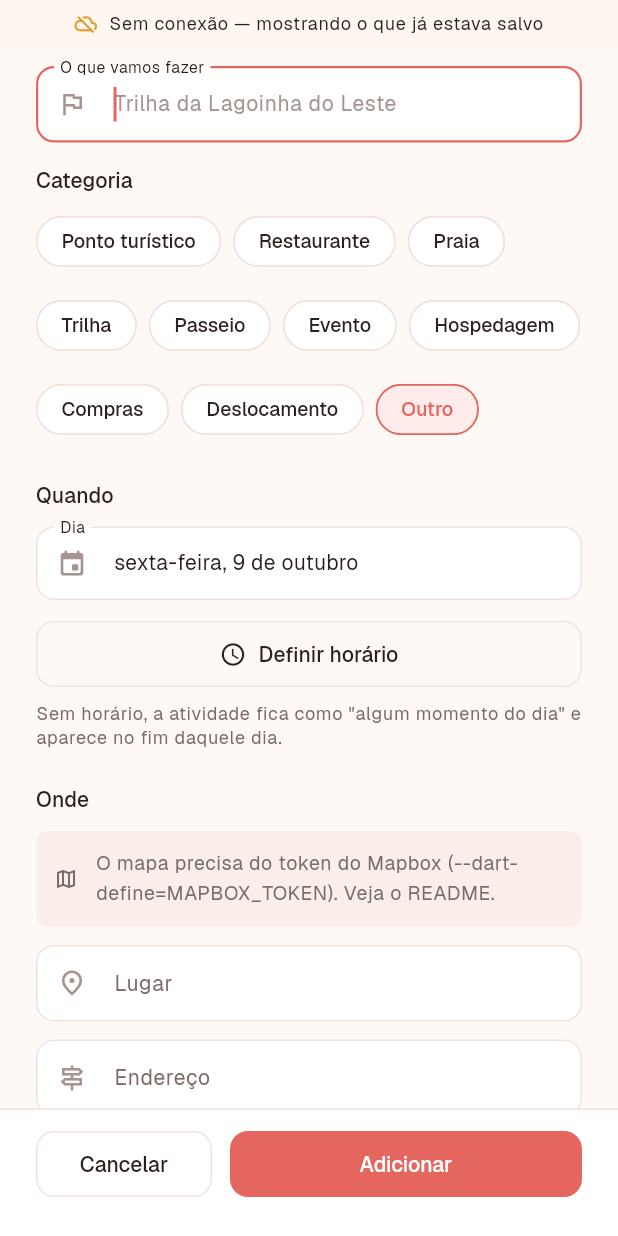
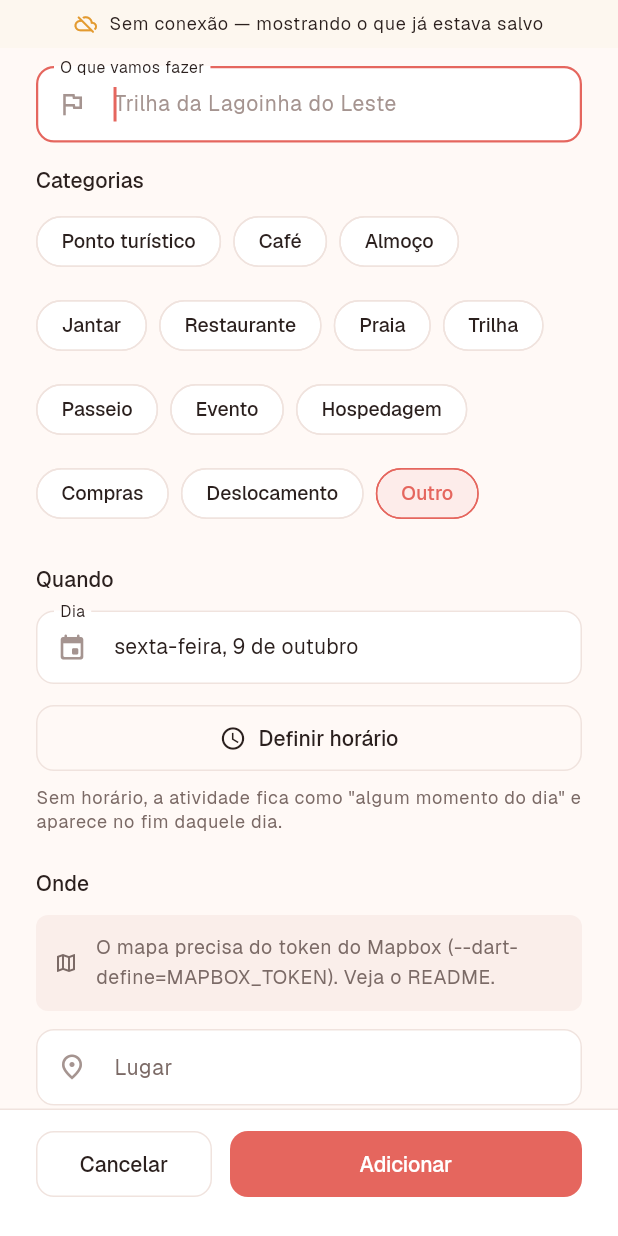
Before and after one commit to lucasbrun196/vacation-itinerary, a Flutter app: the ItineraryFormSheet widget shown alone on an empty page, opened directly, on a phone screen of 412 x 824 dp. Run offline on Flutter 3.47's test engine with Material 3 defaults, Android fonts, the phone set to English and light mode, and no system bars; our stand-ins replace cached_network_image, cloud_firestore, file_picker, firebase_auth, firebase_core, firebase_storage and 9 more; missing offline and left inert: dart:js_interop, firebase_core_platform_interface; accounts and stored records are empty; generated files the repository leaves out were written again.

Commit message:
feat(itinerary): allow several categories and transport modes
Adds breakfast, lunch and dinner categories and boat, subway and plane
transport modes, and lets an activity pick more than one of each.

The fields become the lists `categories` and `transports`, migrated like
`billIds`: fromDoc still reads the old single-value fields and toMap
deletes them. The first category picked is the main one: it gives the
card its icon and colour and is where spending lands in the stats, so a
bill is never counted in more than one category.

Co-Authored-By: Claude Opus 5 <noreply@anthropic.com>

```diff
--- a/lib/data/models/itinerary_enums.dart
+++ b/lib/data/models/itinerary_enums.dart
@@ -5,6 +5,9 @@ import '../../core/theme/app_colors.dart';
 /// O que é a parada no roteiro.
 enum ItineraryCategory {
   sightseeing(label: 'Ponto turístico', icon: Icons.photo_camera_rounded, color: AppColors.turquoise),
+  breakfast(label: 'Café', icon: Icons.free_breakfast_rounded, color: AppColors.sunset),
+  lunch(label: 'Almoço', icon: Icons.lunch_dining_rounded, color: AppColors.coral),
+  dinner(label: 'Jantar', icon: Icons.dinner_dining_rounded, color: AppColors.grape),
   food(label: 'Restaurante', icon: Icons.restaurant_rounded, color: AppColors.coral),
   beach(label: 'Praia', icon: Icons.beach_access_rounded, color: AppColors.sunset),
   trail(label: 'Trilha', icon: Icons.hiking_rounded, color: AppColors.palm),
@@ -32,6 +35,9 @@ enum TransportMode {
   rideApp(label: 'App de carona', icon: Icons.local_taxi_rounded),
   bus(label: 'Ônibus', icon: Icons.directions_bus_rounded),
   train(label: 'Trem', icon: Icons.train_rounded),
+  subway(label: 'Metrô', icon: Icons.subway_rounded),
+  plane(label: 'Avião', icon: Icons.flight_rounded),
+  boat(label: 'Barco', icon: Icons.directions_boat_rounded),
   other(label: 'Outro', icon: Icons.alt_route_rounded);
 
   const TransportMode({required this.label, required this.icon});
--- a/lib/data/models/itinerary_item.dart
+++ b/lib/data/models/itinerary_item.dart
@@ -13,14 +13,14 @@ class ItineraryItem {
     required this.id,
     required this.title,
     required this.date,
-    this.category = ItineraryCategory.other,
+    this.categories = const [ItineraryCategory.other],
     this.startAt,
     this.endAt,
     this.placeName,
     this.address,
     this.lat,
     this.lng,
-    this.transport,
+    this.transports = const [],
     this.billIds = const [],
     this.notes,
     this.link,
@@ -36,7 +36,15 @@ class ItineraryItem {
   /// O dia da atividade, sempre normalizado para meia-noite.
   final DateTime date;
 
-  final ItineraryCategory category;
+  /// O que é a parada — pode ser mais de uma coisa ("Passeio" e "Almoço").
+  /// Nunca vazia. A ordem é a da escolha, e a primeira é a principal.
+  final List<ItineraryCategory> categories;
+
+  /// A categoria principal: dá ícone e cor ao card, e é onde o gasto da
+  /// atividade entra nas estatísticas — somar em todas inflaria o total.
+  ItineraryCategory get category => categories.first;
+
+  String get categoriesLabel => categories.map((c) => c.label).join(', ');
 
   /// Data e hora de início. Null quando a atividade não tem horário.
   final DateTime? startAt;
@@ -52,7 +60,12 @@ class ItineraryItem {
   final double? lat;
   final double? lng;
 
-  final TransportMode? transport;
+  /// Como a turma chega — um trecho pode ser "Carro" e depois "Barco".
+  /// Vazia quando ninguém definiu.
+  final List<TransportMode> transports;
+
+  String? get transportsLabel =>
+      transports.isEmpty ? null : transports.map((t) => t.label).join(', ');
 
   /// Contas da viagem ligadas a esta atividade. É o que permite responder
   /// "quanto custou o passeio de barco?" sem digitar o valor duas vezes —
@@ -97,6 +110,21 @@ class ItineraryItem {
     return (single == null || single.isEmpty) ? const [] : [single];
   }
 
+  /// Lê as categorias aceitando o formato antigo, de uma só em `category`.
+  static List<ItineraryCategory> _readCategories(Map<String, dynamic> d) {
+    final list = d['categories'];
+    final ids = list is List ? list.whereType<String>() : [?d['category'] as String?];
+    final result = ids.map(ItineraryCategory.fromId).toSet().toList();
+    return result.isEmpty ? const [ItineraryCategory.other] : result;
+  }
+
+  /// Lê os transportes aceitando o formato antigo, de um só em `transport`.
+  static List<TransportMode> _readTransports(Map<String, dynamic> d) {
+    final list = d['transports'];
+    final ids = list is List ? list.whereType<String>() : [?d['transport'] as String?];
+    return ids.map(TransportMode.fromId).nonNulls.toSet().toList();
+  }
+
   factory ItineraryItem.fromDoc(DocumentSnapshot<Map<String, dynamic>> doc) {
     final d = doc.data() ?? {};
     final date = (d['date'] as Timestamp?)?.toDate() ?? DateTime.now();
@@ -104,14 +132,14 @@ class ItineraryItem {
       id: doc.id,
       title: d['title'] as String? ?? '',
       date: DateTime(date.year, date.month, date.day),
-      category: ItineraryCategory.fromId(d['category'] as String?),
+      categories: _readCategories(d),
       startAt: (d['startAt'] as Timestamp?)?.toDate(),
       endAt: (d['endAt'] as Timestamp?)?.toDate(),
       placeName: d['placeName'] as String?,
       address: d['address'] as String?,
       lat: (d['lat'] as num?)?.toDouble(),
       lng: (d['lng'] as num?)?.toDouble(),
-      transport: TransportMode.fromId(d['transport'] as String?),
+      transports: _readTransports(d),
       billIds: _readBillIds(d),
       notes: d['notes'] as String?,
       link: d['link'] as String?,
@@ -126,14 +154,18 @@ class ItineraryItem {
         'title': title,
         'date': Timestamp.fromDate(date),
         'dayKey': dayKey,
-        'category': category.name,
+        'categories': [for (final c in categories) c.name],
+        'transports': [for (final t in transports) t.name],
+        // Mesmo caso do `billId` abaixo: os campos de valor único ficaram
+        // para trás e precisam sair do documento.
+        'category': FieldValue.delete(),
+        'transport': FieldValue.delete(),
         'startAt': startAt == null ? null : Timestamp.fromDate(startAt!),
         'endAt': endAt == null ? null : Timestamp.fromDate(endAt!),
         'placeName': placeName,
         'address': address,
         'lat': lat,
         'lng': lng,
-        'transport': transport?.name,
         'billIds': billIds,
         // Documentos antigos guardavam uma conta só em `billId`. Salvar
         // é `merge: true`, então o campo velho precisa ser apagado na
@@ -152,14 +184,14 @@ class ItineraryItem {
   ItineraryItem copyWith({
     String? title,
     DateTime? date,
-    ItineraryCategory? category,
+    List<ItineraryCategory>? categories,
     DateTime? startAt,
     DateTime? endAt,
     String? placeName,
     String? address,
     double? lat,
     double? lng,
-    TransportMode? transport,
+    List<TransportMode>? transports,
     List<String>? billIds,
     String? notes,
     String? link,
@@ -174,14 +206,14 @@ class ItineraryItem {
         id: id,
         title: title ?? this.title,
         date: date ?? this.date,
-        category: category ?? this.category,
+        categories: categories ?? this.categories,
         startAt: clearTime ? null : (startAt ?? this.startAt),
         endAt: clearTime ? null : (endAt ?? this.endAt),
         placeName: placeName ?? this.placeName,
         address: address ?? this.address,
         lat: clearCoords ? null : (lat ?? this.lat),
         lng: clearCoords ? null : (lng ?? this.lng),
-        transport: clearTransport ? null : (transport ?? this.transport),
+        transports: clearTransport ? const [] : (transports ?? this.transports),
         billIds: clearBill ? const [] : (billIds ?? this.billIds),
         notes: notes ?? this.notes,
         link: link ?? this.link,
--- a/lib/features/itinerary/widgets/itinerary_form_sheet.dart
+++ b/lib/features/itinerary/widgets/itinerary_form_sheet.dart
@@ -15,6 +15,7 @@ import '../../../data/services/geocoding_service.dart';
 import '../../../core/config/map_config.dart';
 import '../../../shared/widgets/inputs/date_range_dialog.dart';
 import '../../../shared/widgets/layout/app_sheet.dart';
+import '../../../shared/widgets/inputs/multi_choice_chips.dart';
 import 'map_picker_sheet.dart';
 
 Future<void> showItineraryForm(
@@ -53,10 +54,11 @@ class _ItineraryFormSheetState extends ConsumerState<ItineraryFormSheet> {
   final _linkController = TextEditingController();
 
   late DateTime _date;
-  late ItineraryCategory _category;
+  /// Na ordem em que foram marcadas: a primeira é a principal.
+  late List<ItineraryCategory> _categories;
   TimeOfDay? _startTime;
   TimeOfDay? _endTime;
-  TransportMode? _transport;
+  List<TransportMode> _transports = [];
 
   /// Contas ligadas, na ordem em que foram escolhidas — é a ordem em que
   /// os chips aparecem no card do roteiro.
@@ -74,8 +76,8 @@ class _ItineraryFormSheetState extends ConsumerState<ItineraryFormSheet> {
     final item = widget.item;
 
     _date = item?.date ?? widget.suggestedDate ?? _defaultDate();
-    _category = item?.category ?? ItineraryCategory.other;
-    _transport = item?.transport;
+    _categories = List.of(item?.categories ?? const [ItineraryCategory.other]);
+    _transports = List.of(item?.transports ?? const []);
     _billIds.addAll(item?.billIds ?? const []);
     _lat = item?.lat;
     _lng = item?.lng;
@@ -199,14 +201,14 @@ class _ItineraryFormSheetState extends ConsumerState<ItineraryFormSheet> {
         id: existing?.id ?? '',
         title: _titleController.text.trim(),
         date: _date,
-        category: _category,
+        categories: _categories,
         startAt: _startAt,
         endAt: _endAt,
         placeName: _trimmed(_placeController),
         address: _trimmed(_addressController),
         lat: _lat,
         lng: _lng,
-        transport: _transport,
+        transports: _transports,
         billIds: List.of(_billIds),
         notes: _trimmed(_notesController),
         link: _trimmed(_linkController),
@@ -264,11 +266,14 @@ class _ItineraryFormSheetState extends ConsumerState<ItineraryFormSheet> {
                   ),
                   Gap.vLg,
 
-                  Text('Categoria', style: context.text.labelLarge),
+                  Text('Categorias', style: context.text.labelLarge),
                   Gap.vSm,
-                  _CategoryPicker(
-                    value: _category,
-                    onChanged: (c) => setState(() => _category = c),
+                  MultiChoiceChips<ItineraryCategory>(
+                    options: ItineraryCategory.values,
+                    selected: _categories,
+                    labelOf: (c) => c.label,
+                    required: true,
+                    onChanged: (c) => setState(() => _categories = c),
                   ),
                   Gap.vXl,
 
@@ -339,19 +344,19 @@ class _ItineraryFormSheetState extends ConsumerState<ItineraryFormSheet> {
                   Row(
                     children: [
                       Expanded(child: Text('Como vamos', style: context.text.labelLarge)),
-                      if (_transport != null)
+                      if (_transports.isNotEmpty)
                         TextButton(
-                          onPressed: () => setState(() => _transport = null),
+                          onPressed: () => setState(_transports.clear),
                           child: const Text('Limpar'),
                         ),
                     ],
                   ),
                   Gap.vSm,
-                  _TransportPicker(
-                    value: _transport,
-                    onChanged: (t) => setState(
-                      () => _transport = _transport == t ? null : t,
-                    ),
+                  MultiChoiceChips<TransportMode>(
+                    options: TransportMode.values,
+                    selected: _transports,
+                    labelOf: (t) => t.label,
+                    onChanged: (t) => setState(() => _transports = t),
                   ),
                   Gap.vXl,
 
@@ -564,52 +569,6 @@ class _PickedPlaceRow extends StatelessWidget {
   }
 }
 
-class _CategoryPicker extends StatelessWidget {
-  const _CategoryPicker({required this.value, required this.onChanged});
-
-  final ItineraryCategory value;
-  final ValueChanged<ItineraryCategory> onChanged;
-
-  @override
-  Widget build(BuildContext context) {
-    return Wrap(
-      spacing: Gap.sm,
-      runSpacing: Gap.sm,
-      children: [
-        for (final category in ItineraryCategory.values)
-          ChoiceChip(
-            label: Text(category.label),
-            selected: value == category,
-            onSelected: (_) => onChanged(category),
-          ),
-      ],
-    );
-  }
-}
-
-class _TransportPicker extends StatelessWidget {
-  const _TransportPicker({required this.value, required this.onChanged});
-
-  final TransportMode? value;
-  final ValueChanged<TransportMode> onChanged;
-
-  @override
-  Widget build(BuildContext context) {
-    return Wrap(
-      spacing: Gap.sm,
-      runSpacing: Gap.sm,
-      children: [
-        for (final mode in TransportMode.values)
-          ChoiceChip(
-            label: Text(mode.label),
-            selected: value == mode,
-            onSelected: (_) => onChanged(mode),
-          ),
-      ],
-    );
-  }
-}
-
 /// Horário é opcional: enquanto ninguém define, a atividade é "algum
 /// momento do dia" e vai para o fim da lista daquele dia.
 class _TimeRow extends StatelessWidget {
--- /dev/null
+++ b/lib/shared/widgets/inputs/multi_choice_chips.dart
@@ -0,0 +1,53 @@
+import 'package:flutter/material.dart';
+
+import '../../../core/theme/app_tokens.dart';
+
+/// Chips de escolha múltipla. [selected] guarda a ordem em que foram
+/// marcados: quem chama costuma tratar o primeiro como o principal (é ele
+/// que dá ícone e cor ao card).
+///
+/// Com [required] o último marcado não desmarca — serve para categoria,
+/// que nunca fica vazia.
+class MultiChoiceChips<T> extends StatelessWidget {
+  const MultiChoiceChips({
+    super.key,
+    required this.options,
+    required this.selected,
+    required this.labelOf,
+    required this.onChanged,
+    this.required = false,
+  });
+
+  final List<T> options;
+  final List<T> selected;
+  final String Function(T) labelOf;
+  final ValueChanged<List<T>> onChanged;
+  final bool required;
+
+  void _toggle(T option) {
+    final next = List.of(selected);
+    if (next.contains(option)) {
+      if (required && next.length == 1) return;
+      next.remove(option);
+    } else {
+      next.add(option);
+    }
+    onChanged(next);
+  }
+
+  @override
+  Widget build(BuildContext context) {
+    return Wrap(
+      spacing: Gap.sm,
+      runSpacing: Gap.sm,
+      children: [
+        for (final option in options)
+          FilterChip(
+            label: Text(labelOf(option)),
+            selected: selected.contains(option),
+            onSelected: (_) => _toggle(option),
+          ),
+      ],
+    );
+  }
+}
```
Also changed, not shown: lib/features/itinerary/widgets/itinerary_row.dart (+4 -4 lines), 1 other file.
